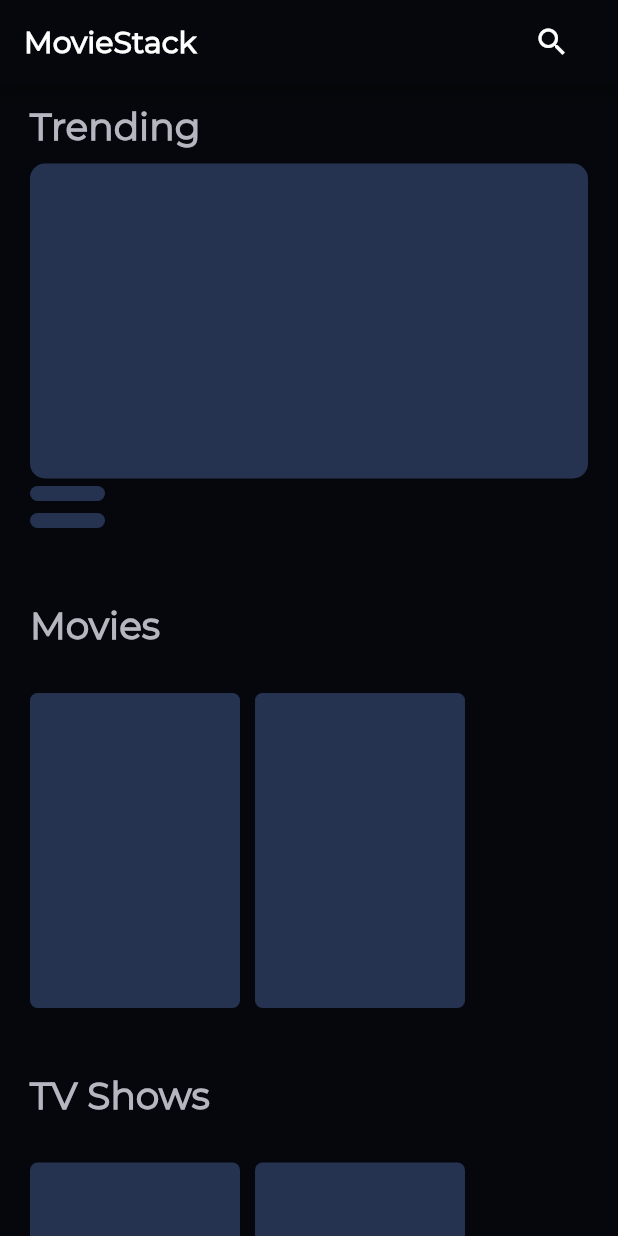
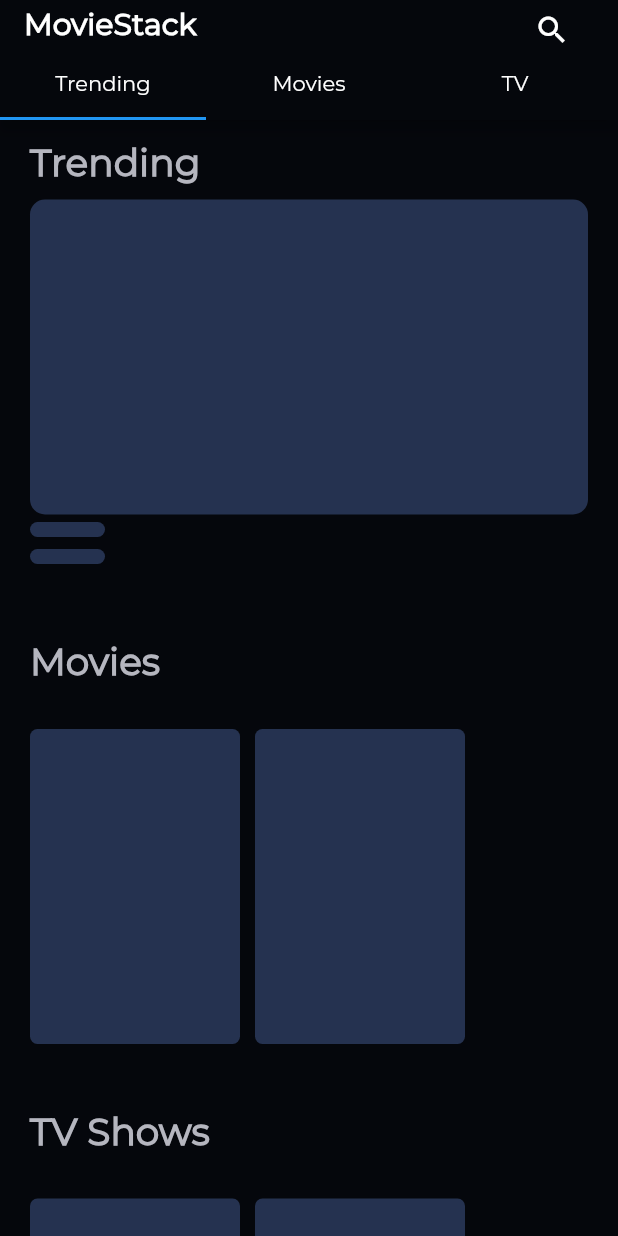
Before and after one commit to prashantchanne12/MovieStack-Flutter, a Flutter app: the screen it shows after launch, on a phone screen of 412 x 824 dp. Run offline on Flutter 3.47's test engine with Material 2 defaults, Android fonts, the phone set to English and light mode, and no system bars; our stand-ins replace cached_network_image, flutter_rating_bar, flutter_swiper, percent_indicator, rxdart; network calls fail.

Commit message:
created tabbar

```diff
--- a/lib/src/screens/home.dart
+++ b/lib/src/screens/home.dart
@@ -13,7 +13,9 @@ import 'package:movie_stack/src/models/trending_model.dart';
 import 'package:movie_stack/src/models/tv_model.dart';
 import 'package:movie_stack/src/resources/movies_api_provider.dart';
 import 'package:movie_stack/src/screens/details_page.dart';
+import 'package:movie_stack/src/screens/movies.dart';
 import 'package:movie_stack/src/screens/search.dart';
+import 'package:movie_stack/src/screens/tvs.dart';
 import 'package:movie_stack/src/widgets/trending_loading_placeholder.dart';
 import 'package:movie_stack/src/widgets/trending_movies_carousel_loader.dart';
 import 'package:percent_indicator/circular_percent_indicator.dart';
@@ -26,14 +28,40 @@ class Home extends StatelessWidget {
   Widget build(BuildContext context) {
     final bloc = HomeProvider.of(context);
     final detailsBloc = DetailsPageProvider.of(context);
-    return Scaffold(
+    return DefaultTabController(
+      length: 3,
+      child: Scaffold(
         backgroundColor: kPrimaryColor,
-      appBar: AppBar(
+        appBar: PreferredSize(
+          preferredSize: Size.fromHeight(80.0),
+          child: AppBar(
             title: Text(
               'MovieStack',
               style: TextStyle(
                 fontWeight: FontWeight.w600,
               ),
+            ),
+            bottom: TabBar(
+              tabs: <Widget>[
+                Tab(
+                  child: Text(
+                    'Trending',
+                    style: TextStyle(color: Colors.white),
+                  ),
+                ),
+                Tab(
+                  child: Text(
+                    'Movies',
+                    style: TextStyle(color: Colors.white),
+                  ),
+                ),
+                Tab(
+                  child: Text(
+                    'TV',
+                    style: TextStyle(color: Colors.white),
+                  ),
+                ),
+              ],
             ),
             backgroundColor: kPrimaryColor,
             actions: <Widget>[
@@ -53,8 +81,16 @@ class Home extends StatelessWidget {
               ),
             ],
           ),
-      body: ListView(
+        ),
+        body: TabBarView(
+          children: <Widget>[
+            ListView(
               children: <Widget>[trendingCarousel(bloc, detailsBloc)],
+            ),
+            Movies(),
+            TV(),
+          ],
+        ),
       ),
     );
   }
--- /dev/null
+++ b/lib/src/screens/movies.dart
@@ -0,0 +1,10 @@
+import 'package:flutter/material.dart';
+
+class Movies extends StatelessWidget {
+  @override
+  Widget build(BuildContext context) {
+    return Scaffold(
+      body: Center(child: Text('Movies')),
+    );
+  }
+}
--- a/lib/src/screens/search.dart
+++ b/lib/src/screens/search.dart
@@ -35,7 +35,7 @@ class Search extends StatelessWidget {
         controller: searchController,
         decoration: InputDecoration(
           filled: true,
-          hintText: 'Search Movie / Tv',
+          hintText: 'Search Movie / TV',
           hintStyle: TextStyle(
             color: kLightGrey,
           ),
@@ -138,7 +138,7 @@ class Search extends StatelessWidget {
                 child: Text(
                   isMovie
                       ? '${snapshot.data[index]['title'].toString().length < 15 ? snapshot.data[index]['title'] : snapshot.data[index]['title'].toString().substring(0, 15) + '..'}'
-                      : '${snapshot.data[index]['name']}',
+                      : '${snapshot.data[index]['name'].toString().length < 15 ? snapshot.data[index]['name'] : snapshot.data[index]['name'].toString().substring(0, 15) + '..'}',
                   style: TextStyle(
                     color: Colors.white,
                     fontSize: 18.0,
--- /dev/null
+++ b/lib/src/screens/tvs.dart
@@ -0,0 +1,10 @@
+import 'package:flutter/material.dart';
+
+class TV extends StatelessWidget {
+  @override
+  Widget build(BuildContext context) {
+    return Scaffold(
+      body: Center(child: Text('TV')),
+    );
+  }
+}
```
Lines whose indentation alone changed are shown as unchanged.
